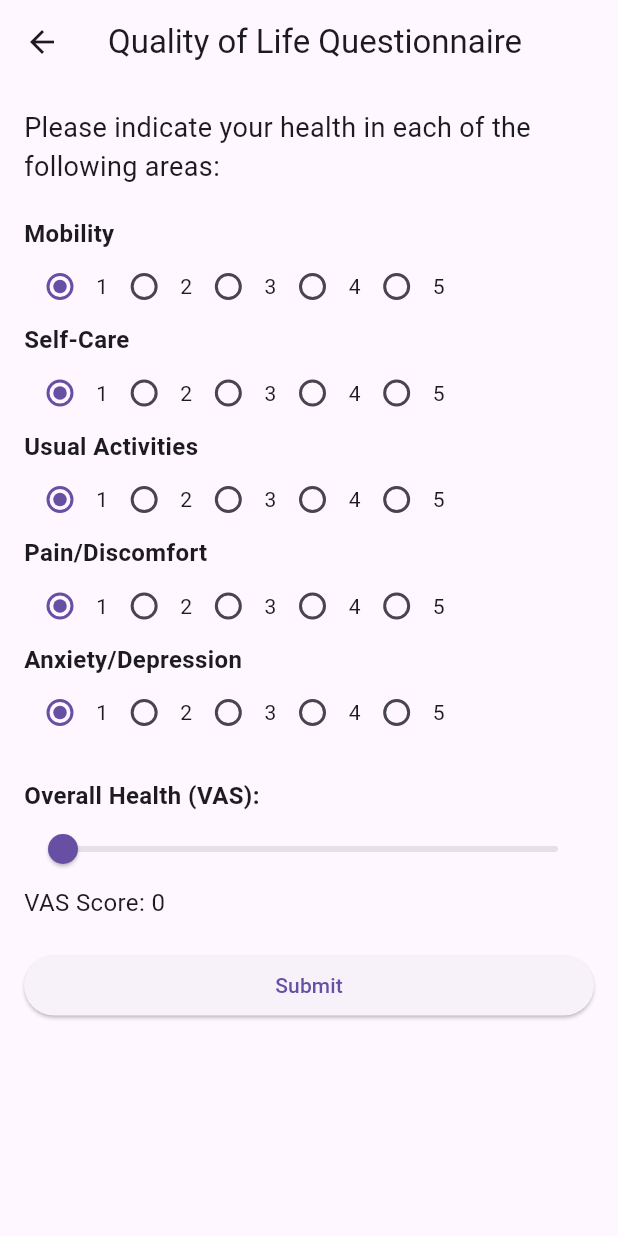
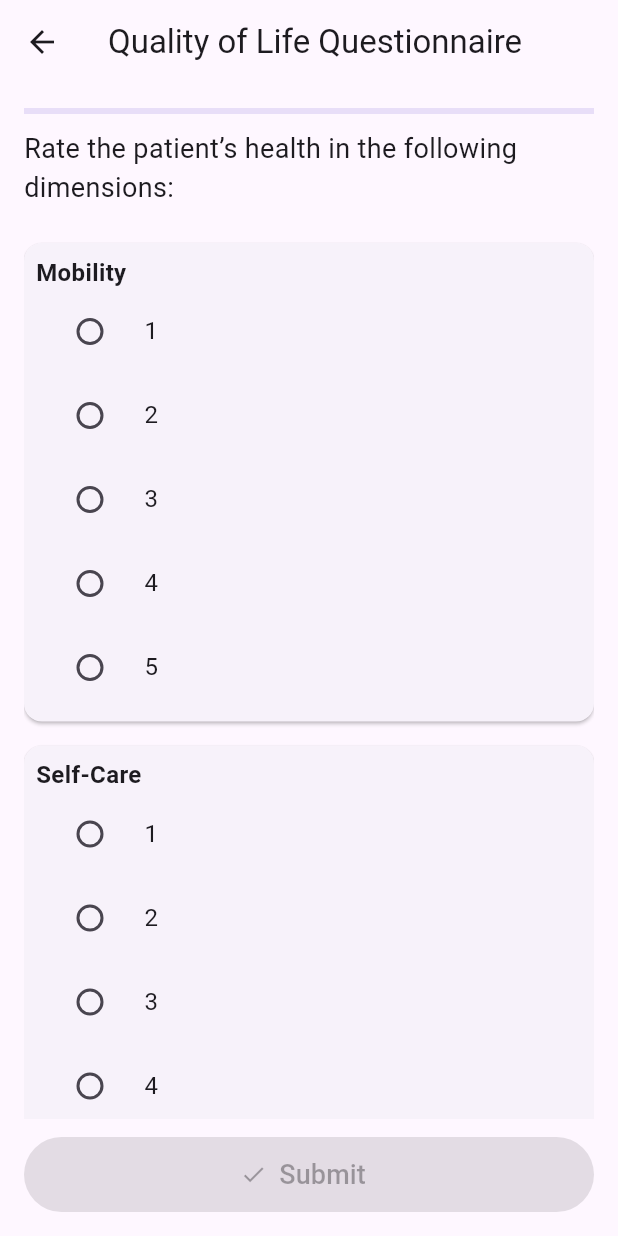
Before and after one commit to Muhammad-Salmun/patient-documentation-app, a Flutter app: the QualityScoreQuestionnairePage screen opened directly with empty values, on a phone screen of 412 x 824 dp. Run offline on Flutter 3.47's test engine with Material 3 defaults, Android fonts, the phone set to English and light mode, and no system bars; our stand-ins replace cloud_firestore, firebase_core; accounts and stored records are empty; generated files the repository leaves out were written again; statements that could not run were skipped.

Commit message:
modified quistionnaire page

```diff
--- a/lib/pages/quality_score_quistionnaire_page.dart
+++ b/lib/pages/quality_score_quistionnaire_page.dart
@@ -1,5 +1,5 @@
+import 'package:flutter/material.dart';
 import 'package:cloud_firestore/cloud_firestore.dart';
-import 'package:flutter/material.dart';
 
 class QualityScoreQuestionnairePage extends StatefulWidget {
   final String patientId;
@@ -9,39 +9,69 @@ class QualityScoreQuestionnairePage extends StatefulWidget {
 
   @override
   State<QualityScoreQuestionnairePage> createState() =>
-      _QualityOfLifePageState();
+      _QualityScoreQuestionnairePageState();
 }
 
-class _QualityOfLifePageState extends State<QualityScoreQuestionnairePage> {
-  final Map<String, int> _answers = {
-    'Mobility': 1,
-    'Self-Care': 1,
-    'Usual Activities': 1,
-    'Pain/Discomfort': 1,
-    'Anxiety/Depression': 1,
+class _QualityScoreQuestionnairePageState
+    extends State<QualityScoreQuestionnairePage> {
+  final Map<String, int?> _answers = {
+    'Mobility': null,
+    'Self-Care': null,
+    'Usual Activities': null,
+    'Pain/Discomfort': null,
+    'Anxiety/Depression': null,
   };
 
-  double _vasScore = 0; // Initial VAS score
+  double _vasScore = 0;
+  bool _isSubmitting = false;
 
-  // Save the quality of life score to Firestore
+  bool get _allAnswered => !_answers.values.contains(null) && _vasScore > 0;
+
+  double get _progress =>
+      (_answers.values.whereType<int>().length + (_vasScore > 0 ? 1 : 0)) / 6;
+
   Future<void> _saveQualityOfLifeData() async {
+    final confirmed = await showDialog<bool>(
+      context: context,
+      builder: (_) => AlertDialog(
+        title: const Text("Submit Responses?"),
+        content: Text(
+            "VAS Score: ${_vasScore.toInt()}\nAre you sure you want to submit?"),
+        actions: [
+          TextButton(
+            onPressed: () => Navigator.pop(context, false),
+            child: const Text("Cancel"),
+          ),
+          ElevatedButton(
+            onPressed: () => Navigator.pop(context, true),
+            child: const Text("Submit"),
+          ),
+        ],
+      ),
+    );
+
+    if (!mounted || confirmed != true) return;
+
+    setState(() => _isSubmitting = true);
+
     try {
-      final finalScore = _vasScore;
-
       await FirebaseFirestore.instance
           .collection('patients')
           .doc(widget.patientId)
           .update({
-        'qualityOfLifeScore': finalScore.toInt(),
-        'currentStage': 4, // Move to final stage
+        'qualityOfLifeScore': _vasScore.toInt(),
+        'currentStage': 4,
       });
-      if (!mounted) return;
-      Navigator.pop(context); // Return to the previous page
+
+      if (mounted) Navigator.pop(context);
     } catch (e) {
-      // print('Error saving quality of life data: $e');
+      if (mounted) {
         ScaffoldMessenger.of(context).showSnackBar(
-        const SnackBar(content: Text('Failed to save data. Please try again.')),
+          const SnackBar(content: Text("Failed to save data.")),
         );
+      }
+    } finally {
+      if (mounted) setState(() => _isSubmitting = false);
     }
   }
 
@@ -49,52 +79,64 @@ class _QualityOfLifePageState extends State<QualityScoreQuestionnairePage> {
   Widget build(BuildContext context) {
     return Scaffold(
       appBar: AppBar(
-        title: const Text('Quality of Life Questionnaire'),
+        title: const Text("Quality of Life Questionnaire"),
       ),
       body: Padding(
-        padding: const EdgeInsets.all(16.0),
+        padding: const EdgeInsets.all(16),
+        child: Column(
+          children: [
+            LinearProgressIndicator(value: _progress),
+            const SizedBox(height: 10),
+            Expanded(
               child: ListView(
                 children: [
                   const Text(
-              'Please indicate your health in each of the following areas:',
+                    'Rate the patient’s health in the following dimensions:',
                     style: TextStyle(fontSize: 18),
                   ),
-            const SizedBox(height: 20),
+                  const SizedBox(height: 16),
                   ..._answers.keys.map((dimension) {
-              return Column(
+                    return Card(
+                      margin: const EdgeInsets.symmetric(vertical: 8),
+                      child: Padding(
+                        padding: const EdgeInsets.all(8.0),
+                        child: Column(
                           crossAxisAlignment: CrossAxisAlignment.start,
                           children: [
                             Text(
                               dimension,
                               style: const TextStyle(
-                        fontSize: 16, fontWeight: FontWeight.bold),
+                                  fontWeight: FontWeight.bold, fontSize: 16),
                             ),
-                  Row(
-                    mainAxisAlignment: MainAxisAlignment.start,
-                    children: List.generate(5, (index) {
-                      return Row(
-                        children: [
-                          Radio<int>(
-                            value: index + 1,
+                            ...List.generate(5, (i) {
+                              return RadioListTile<int>(
+                                title: Text('${i + 1}'),
+                                value: i + 1,
                                 groupValue: _answers[dimension],
                                 onChanged: (value) {
                                   setState(() {
-                                _answers[dimension] = value!;
+                                    _answers[dimension] = value;
                                   });
                                 },
-                          ),
-                          Text('${index + 1}'),
-                        ],
                               );
                             }),
+                          ],
                         ),
-                ],
+                      ),
                     );
-            }).toList(),
+                  }),
                   const SizedBox(height: 20),
+                  Card(
+                    elevation: 2,
+                    child: Padding(
+                      padding: const EdgeInsets.all(12),
+                      child: Column(
+                        crossAxisAlignment: CrossAxisAlignment.start,
+                        children: [
                           const Text(
-              'Overall Health (VAS):',
-              style: TextStyle(fontSize: 16, fontWeight: FontWeight.bold),
+                            "Overall Health (VAS)",
+                            style: TextStyle(
+                                fontSize: 16, fontWeight: FontWeight.bold),
                           ),
                           Slider(
                             value: _vasScore,
@@ -112,10 +154,26 @@ class _QualityOfLifePageState extends State<QualityScoreQuestionnairePage> {
                             'VAS Score: ${_vasScore.toInt()}',
                             style: const TextStyle(fontSize: 16),
                           ),
-            const SizedBox(height: 20),
-            ElevatedButton(
-              onPressed: _saveQualityOfLifeData,
-              child: const Text('Submit'),
+                        ],
+                      ),
+                    ),
+                  ),
+                ],
+              ),
+            ),
+            const SizedBox(height: 12),
+            ElevatedButton.icon(
+              icon: const Icon(Icons.check),
+              label: const Padding(
+                padding: EdgeInsets.symmetric(vertical: 12),
+                child: Text("Submit", style: TextStyle(fontSize: 18)),
+              ),
+              onPressed: _allAnswered && !_isSubmitting
+                  ? _saveQualityOfLifeData
+                  : null,
+              style: ElevatedButton.styleFrom(
+                minimumSize: const Size.fromHeight(50),
+              ),
             ),
           ],
         ),
```
Also changed, not shown: lib/pages/anxiety_questionnaire_page.dart (+91 -86 lines). Lines whose indentation alone changed are shown as unchanged.
